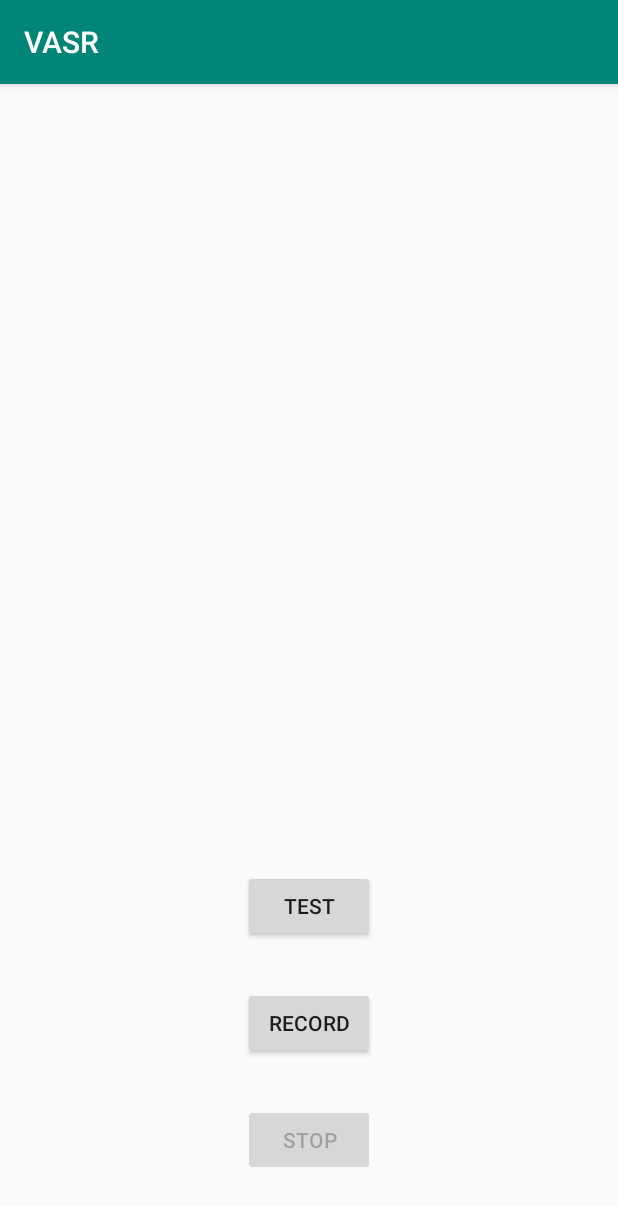
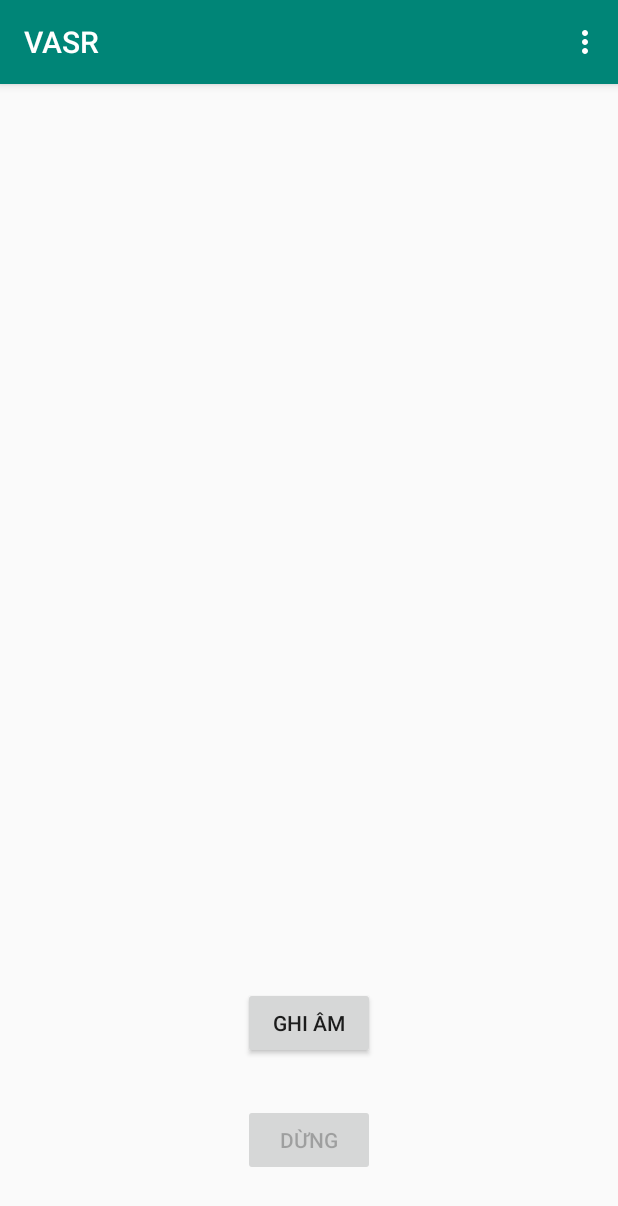
Before and after one commit to nttri/SpeechRecognitionThesis, an Android app: the screen it shows after launch (MainActivity), on a phone screen of 412 x 824 dp. Shown: the top 1206 px of the screen. Run offline under Robolectric (Android 15) with nearby library versions, the phone set to English and light mode, and no system bars.

Commit message:
[App] add custom menu to toolbar in MainActivity

```diff
--- a/app/VASR/app/src/main/java/com/example/vasr/AudioListActivity.java
+++ b/app/VASR/app/src/main/java/com/example/vasr/AudioListActivity.java
@@ -58,7 +58,7 @@ public class AudioListActivity extends AppCompatActivity {
         for (int i = 0; i < files.length; i++)
         {
             String fileName = files[i].getName();
-            if(fileName.endsWith(".wav") && fileName.startsWith("vars_")) {
+            if(fileName.endsWith(".wav") && fileName.startsWith("vasr_")) {
                 audios.add(new Audio(fileName));
             }
         }
--- a/app/VASR/app/src/main/java/com/example/vasr/MainActivity.java
+++ b/app/VASR/app/src/main/java/com/example/vasr/MainActivity.java
@@ -12,6 +12,9 @@ import android.support.v4.app.ActivityCompat;
 import android.support.v4.content.ContextCompat;
 import android.support.v7.app.AppCompatActivity;
 import android.os.Bundle;
+import android.view.Menu;
+import android.view.MenuInflater;
+import android.view.MenuItem;
 import android.view.View;
 import android.widget.Button;
 import android.widget.Toast;
@@ -25,7 +28,7 @@ import java.util.Locale;
 
 public class MainActivity extends AppCompatActivity {
 
-    private Button btnRecord, btnStop, btnTest;
+    private Button btnRecord, btnStop;
     private String pcmPathSave = Environment.getExternalStorageDirectory() + File.separator + "recording.pcm";
     private String wavPathSave = "";
     private final int REQUEST_PERMISSION_CODE = 1000;
@@ -46,7 +49,6 @@ public class MainActivity extends AppCompatActivity {
         setContentView(R.layout.activity_main);
         getSupportActionBar().setTitle("VASR");
 
-        btnTest   = findViewById(R.id.btn_test);
         btnRecord = findViewById(R.id.btn_record);
         btnStop   = findViewById(R.id.btn_stop);
 
@@ -55,13 +57,34 @@ public class MainActivity extends AppCompatActivity {
         }
 
         setupButtonHandler();
-        changeButtonsStatus(true, false, false);
+        changeButtonsStatus(true, false);
     }
 
-    private void changeButtonsStatus(boolean s1, boolean s2, boolean s3) {
+    @Override
+    public boolean onCreateOptionsMenu(Menu menu) {
+        MenuInflater menuInflater = getMenuInflater();
+        menuInflater.inflate(R.menu.main_menu, menu);
+        return true;
+    }
+
+    @Override
+    public boolean onOptionsItemSelected(MenuItem item) {
+        int id = item.getItemId();
+        if(id == R.id.menu_list) {
+            if(btnRecord.isEnabled()) {
+                showAudioListScreen();
+            } else {
+                Toast.makeText(this,"Không thể mở danh sách khi đang ghi âm", Toast.LENGTH_SHORT).show();
+            }
+        } else if (id == R.id.menu_about) {
+            Toast.makeText(this,"Ứng dụng VASR phiên bản 1.0", Toast.LENGTH_SHORT).show();
+        }
+        return super.onOptionsItemSelected(item);
+    }
+
+    private void changeButtonsStatus(boolean s1, boolean s2) {
         btnRecord.setEnabled(s1);
         btnStop.setEnabled(s2);
-        btnTest.setEnabled(true);
     }
 
     private void setupButtonHandler() {
@@ -69,7 +92,7 @@ public class MainActivity extends AppCompatActivity {
             @Override
             public void onClick(View v) {
                 if(checkPermissionOnDevice()) {
-                    changeButtonsStatus(false, true, false);
+                    changeButtonsStatus(false, true);
                     startRecording();
                     Toast.makeText(getApplicationContext(), "Recording started", Toast.LENGTH_LONG).show();
                 } else {
@@ -81,10 +104,10 @@ public class MainActivity extends AppCompatActivity {
         btnStop.setOnClickListener(new View.OnClickListener() {
             @Override
             public void onClick(View v) {
-                changeButtonsStatus(true, false, true);
+                changeButtonsStatus(true, false);
                 stopRecording();
                 String dateString = new SimpleDateFormat("ddMMyyyy_HHmmss", Locale.getDefault()).format(System.currentTimeMillis());
-                String wavFilename = "vars_" + dateString + ".wav";
+                String wavFilename = "vasr_" + dateString + ".wav";
                 wavPathSave = Environment.getExternalStorageDirectory() + File.separator + wavFilename;
                 try {
                     AudioConverter.PCMToWAV(new File(pcmPathSave), new File(wavPathSave), 1, RECORDER_SAMPLERATE, 16);
@@ -92,13 +115,6 @@ public class MainActivity extends AppCompatActivity {
                     e.printStackTrace();
                 }
                 Toast.makeText(getApplicationContext(), "Audio Recorder successfully", Toast.LENGTH_LONG).show();
-            }
-        });
-
-        btnTest.setOnClickListener(new View.OnClickListener() {
-            @Override
-            public void onClick(View v) {
-                showAudioListScreen();
             }
         });
     }
--- a/app/VASR/app/src/main/res/layout/activity_main.xml
+++ b/app/VASR/app/src/main/res/layout/activity_main.xml
@@ -7,22 +7,11 @@
     tools:context=".MainActivity">
 
     <Button
-        android:id="@+id/btn_test"
-        android:layout_width="wrap_content"
-        android:layout_height="wrap_content"
-        android:layout_marginBottom="30dp"
-        android:text="TEST"
-        app:layout_constraintBottom_toTopOf="@+id/btn_record"
-        app:layout_constraintEnd_toEndOf="parent"
-        app:layout_constraintHorizontal_bias="0.5"
-        app:layout_constraintStart_toStartOf="parent" />
-
-    <Button
         android:id="@+id/btn_record"
         android:layout_width="wrap_content"
         android:layout_height="wrap_content"
         android:layout_marginBottom="30dp"
-        android:text="RECORD"
+        android:text="Ghi âm"
         app:layout_constraintBottom_toTopOf="@+id/btn_stop"
         app:layout_constraintEnd_toEndOf="parent"
         app:layout_constraintHorizontal_bias="0.5"
@@ -33,7 +22,7 @@
         android:layout_width="wrap_content"
         android:layout_height="wrap_content"
         android:layout_marginBottom="40dp"
-        android:text="STOP"
+        android:text="Dừng"
         app:layout_constraintBottom_toBottomOf="parent"
         app:layout_constraintEnd_toEndOf="parent"
         app:layout_constraintHorizontal_bias="0.5"
--- /dev/null
+++ b/app/VASR/app/src/main/res/menu/main_menu.xml
@@ -0,0 +1,9 @@
+<?xml version="1.0" encoding="utf-8"?>
+<menu xmlns:android="http://schemas.android.com/apk/res/android">
+    <item
+        android:id="@+id/menu_list"
+        android:title="Danh sách bản ghi âm" />
+    <item
+        android:id="@+id/menu_about"
+        android:title="Thông tin ứng dụng" />
+</menu>
```
